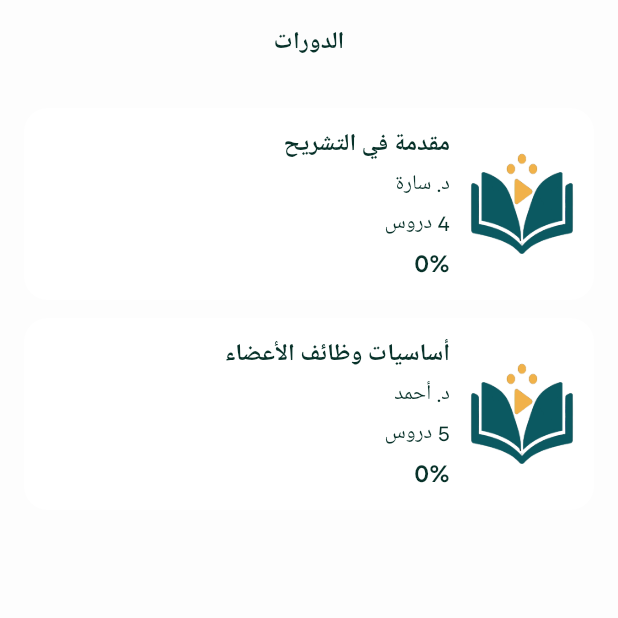
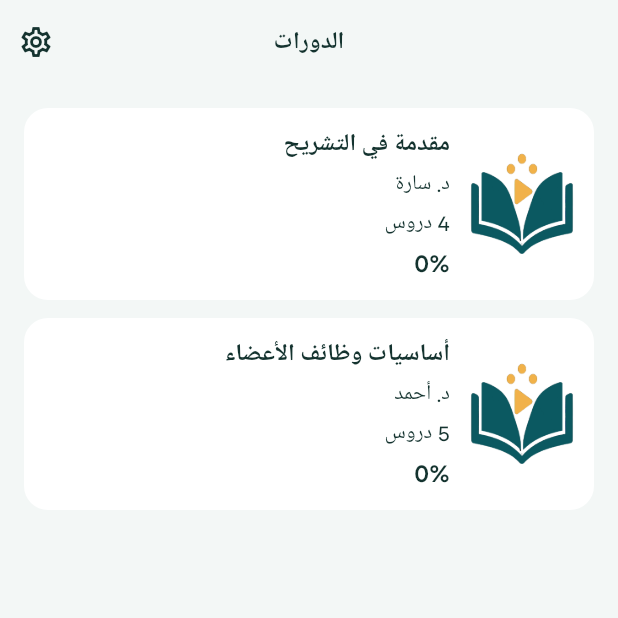
Before and after one commit to ahmedhany1284/rehla, a Flutter app: the screen it shows after launch, on a phone screen of 412 x 824 dp, the top half of it. Run offline on Flutter 3.47's test engine with Material 3 defaults, Android fonts, the phone set to English and light mode, and no system bars; our stand-ins replace dartz, easy_localization, equatable, flutter_bloc, go_router, shared_preferences and 1 more.

Commit message:
feat(settings): add language and theme choices

```diff
--- a/lib/core/presentation/view/widgets/simple_appbar.dart
+++ b/lib/core/presentation/view/widgets/simple_appbar.dart
@@ -31,7 +31,6 @@ class AppSimpleAppBar extends StatelessWidget implements PreferredSizeWidget {
 
   @override
   Widget build(BuildContext context) {
-    final isRtl = Directionality.of(context) == TextDirection.rtl;
     final isDark = Theme.of(context).brightness == Brightness.dark;
     return AppBar(
       systemOverlayStyle: systemOverlayStyle ??
@@ -53,7 +52,7 @@ class AppSimpleAppBar extends StatelessWidget implements PreferredSizeWidget {
           ? IconButton(
               onPressed: onTap ?? () => Navigator.of(context).maybePop(),
               icon: Icon(
-                isRtl ? Icons.arrow_forward : Icons.arrow_back,
+                Icons.arrow_back,
                 color: AppColors.primaryDark,
               ),
             )
--- a/lib/core/routing/app_router.dart
+++ b/lib/core/routing/app_router.dart
@@ -4,11 +4,13 @@ import 'package:flutter/cupertino.dart';
 import 'package:go_router/go_router.dart';
 import 'package:rehla/core/presentation/view/focus_handler.dart';
 import 'package:rehla/features/home/presentation/home/home_screen.dart';
+import 'package:rehla/features/settings/presentation/settings_screen.dart';
 
 enum PageRouteAnimation { fade, scale, rotate, slide, slideBottomTop }
 
 class AppRouter {
   static const String kHome = '/';
+  static const String kSettings = '/settings';
 
   static Page<void> animateRoute(
     Widget widget, {
@@ -90,6 +92,15 @@ class AppRouter {
           );
         },
       ),
+      GoRoute(
+        path: kSettings,
+        pageBuilder: (context, state) {
+          return animateRoute(
+            const SettingsScreen(),
+            pageRouteAnimation: PageRouteAnimation.slide,
+          );
+        },
+      ),
     ],
   );
 }
--- a/lib/core/theme/app_colors.dart
+++ b/lib/core/theme/app_colors.dart
@@ -3,31 +3,35 @@ import 'package:flutter/material.dart';
 import '../utils/app_consts.dart';
 
 class AppColors {
-  static Color get primaryDark => const Color(0xFF08322A);
+  static Color get primaryDark =>
+      AppConst.isDark ? const Color(0xFF7ED9CF) : const Color(0xFF0E6B63);
 
-  static Color get mainBlack900 => const Color(0xFF060606);
+  static Color get mainBlack900 => const Color(0xFF101716);
 
-  static Color get mainWhite50 => const Color(0xFFFDFDFD);
+  static Color get mainWhite50 => const Color(0xFFF3F7F6);
 
-  static Color get background => AppConst.isDark ? mainBlack900 : mainWhite50;
+  static Color get background =>
+      AppConst.isDark ? mainBlack900 : mainWhite50;
 
-  static Color get primary => primaryDark;
+  static Color get primary =>
+      AppConst.isDark ? const Color(0xFF2BBBAD) : const Color(0xFF12897C);
 
   static Color get transparent => Colors.transparent;
 
   static Color get primaryColor2 =>
-      AppConst.isDark ? const Color(0xFF2A2D36) : const Color(0xFF1E3A4C);
+      AppConst.isDark ? const Color(0xFF173330) : const Color(0xFF0F4F49);
 
   static Color get white =>
-      AppConst.isDark ? const Color(0xFF131921) : Colors.white;
+      AppConst.isDark ? const Color(0xFF1B2624) : const Color(0xFFFFFFFF);
 
   static Color get whiteConstant => Colors.white;
 
-  static Color get label => AppConst.isDark ? mainWhite50 : primaryDark;
+  static Color get label =>
+      AppConst.isDark ? const Color(0xFFF4FBFA) : const Color(0xFF14332F);
 
   static Color get shimmerBase =>
-      AppConst.isDark ? const Color(0xFF2A2D36) : const Color(0xFFE0E0E0);
+      AppConst.isDark ? const Color(0xFF243330) : const Color(0xFFE3EEEC);
 
   static Color get shimmerHighlight =>
-      AppConst.isDark ? const Color(0xFF3A3F4B) : const Color(0xFFF5F5F5);
+      AppConst.isDark ? const Color(0xFF314440) : const Color(0xFFF7FBFA);
 }
--- a/lib/core/theme/app_text_style.dart
+++ b/lib/core/theme/app_text_style.dart
@@ -3,28 +3,28 @@ import 'package:rehla/core/theme/app_colors.dart';
 import 'package:rehla/core/theme/font_family.dart';
 
 class AppTextStyle {
-  static TextStyle semiBold16 = TextStyle(
+  static TextStyle get semiBold16 => TextStyle(
     color: AppColors.label,
     fontFamily: FontFamily.neulisSans,
     fontSize: 16,
     fontWeight: FontWeight.w600,
   );
 
-  static TextStyle medium16 = TextStyle(
+  static TextStyle get medium16 => TextStyle(
     color: AppColors.label,
     fontFamily: FontFamily.neulisSans,
     fontSize: 16,
     fontWeight: FontWeight.w500,
   );
 
-  static TextStyle regular14 = TextStyle(
+  static TextStyle get regular14 => TextStyle(
     color: AppColors.label,
     fontFamily: FontFamily.neulisSans,
     fontSize: 14,
     fontWeight: FontWeight.w400,
   );
 
-  static TextStyle buttonLarge = TextStyle(
+  static TextStyle get buttonLarge => TextStyle(
     color: AppColors.whiteConstant,
     fontFamily: FontFamily.neulisSans,
     fontSize: 16,
--- a/lib/core/utils/app_strings.dart
+++ b/lib/core/utils/app_strings.dart
@@ -20,4 +20,24 @@ class AppStrings {
 
   static String progressPercent(String percent) =>
       'progress_percent'.tr(namedArgs: {'percent': percent});
+
+  static String get settings => 'settings'.tr();
+
+  static String get language => 'language'.tr();
+
+  static String get theme => 'theme'.tr();
+
+  static String get arabic => 'arabic'.tr();
+
+  static String get english => 'english'.tr();
+
+  static String get light => 'light'.tr();
+
+  static String get dark => 'dark'.tr();
+
+  static String get selectLanguage => 'select_language'.tr();
+
+  static String get selectTheme => 'select_theme'.tr();
+
+  static String get apply => 'apply'.tr();
 }
--- a/lib/features/home/presentation/home/home_screen.dart
+++ b/lib/features/home/presentation/home/home_screen.dart
@@ -1,9 +1,13 @@
 import 'package:flutter/material.dart';
 import 'package:flutter_bloc/flutter_bloc.dart';
+import 'package:go_router/go_router.dart';
 import 'package:rehla/core/presentation/view/widgets/app_custom_image_view.dart';
 import 'package:rehla/core/presentation/view/widgets/main_button.dart';
 import 'package:rehla/core/presentation/view/widgets/qallery_outfit_shimmar.dart';
 import 'package:rehla/core/presentation/view/widgets/simple_appbar.dart';
+import 'package:rehla/core/presentation/view_model/cubit/app_cubit.dart';
+import 'package:rehla/core/presentation/view_model/cubit/app_state.dart';
+import 'package:rehla/core/routing/app_router.dart';
 import 'package:rehla/core/theme/app_colors.dart';
 import 'package:rehla/core/utils/app_strings.dart';
 import 'package:rehla/core/theme/app_text_style.dart';
@@ -15,11 +19,19 @@ class HomeScreen extends StatelessWidget {
 
   @override
   Widget build(BuildContext context) {
-    return Scaffold(
+    return BlocBuilder<AppCubit, AppState>(
+      builder: (context, appState) {
+        return Scaffold(
       backgroundColor: AppColors.background,
       appBar: AppSimpleAppBar(
         title: AppStrings.homeTitle,
         isLeading: false,
+        actions: [
+          IconButton(
+            onPressed: () => context.push(AppRouter.kSettings),
+            icon: Icon(Icons.settings_outlined, color: AppColors.label),
+          ),
+        ],
       ),
       body: BlocBuilder<HomeCubit, HomeState>(
         builder: (context, state) {
@@ -58,6 +70,8 @@ class HomeScreen extends StatelessWidget {
           );
         },
       ),
+        );
+      },
     );
   }
 }
```
Also changed, not shown: assets/translations/ar.json (+11 -1 lines), assets/translations/en.json (+11 -1 lines), lib/core/presentation/view/widgets/app_custom_appbar.dart (added, +77 -0 lines), lib/features/settings/presentation/settings_screen.dart (added, +199 -0 lines).
